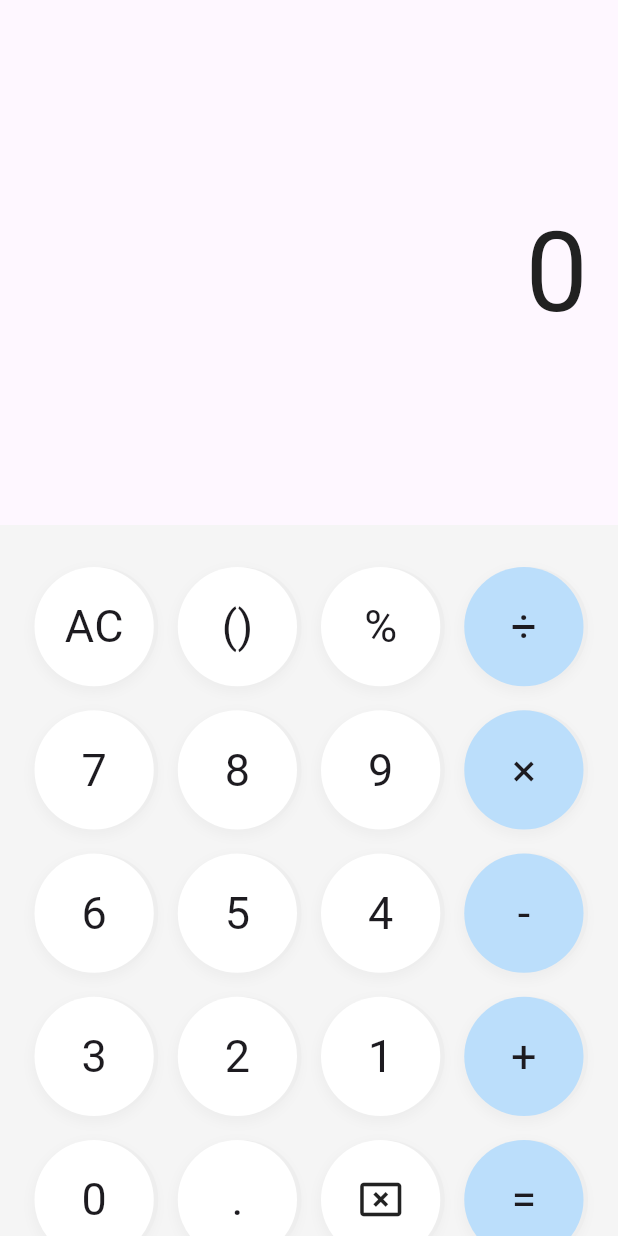
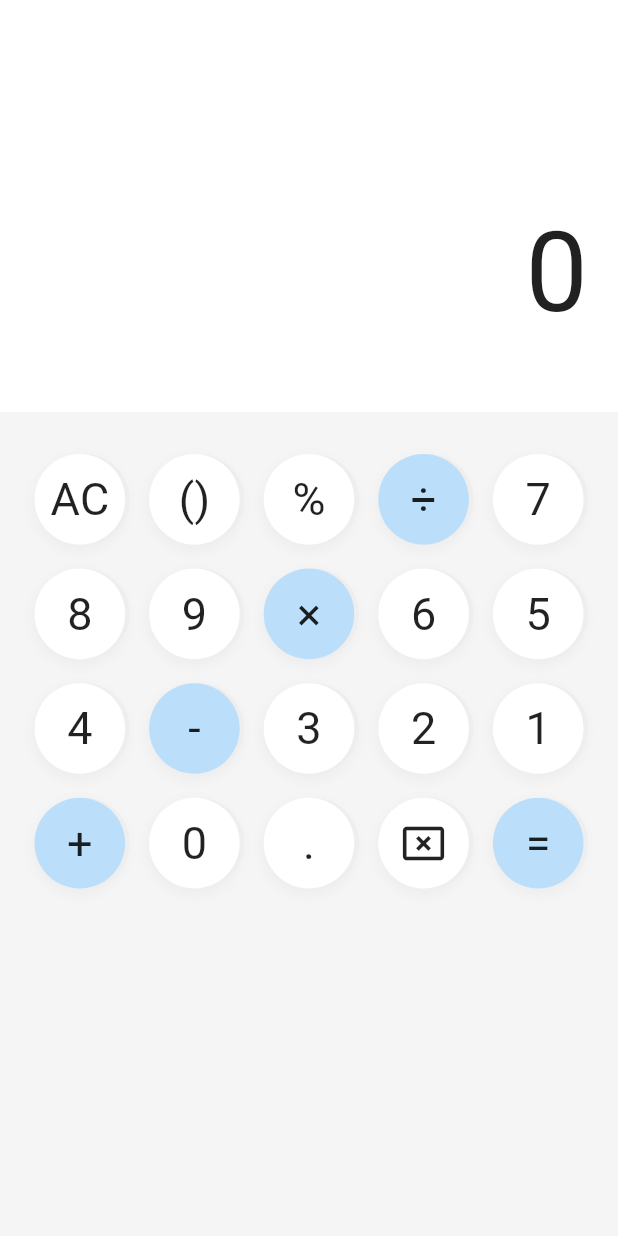
Before and after one commit to alphazero-wd/flutter-calculator, a Flutter app: the screen it shows after launch, on a phone screen of 412 x 824 dp. Run offline on Flutter 3.47's test engine with Material 3 defaults, Android fonts, the phone set to English and light mode, and no system bars.

Commit message:
test: buttons tested

```diff
--- a/lib/main.dart
+++ b/lib/main.dart
@@ -100,8 +100,10 @@ class _AppState extends State<App> {
       home: Scaffold(
         body: Column(
           children: [
-            SizedBox(
-              height: 350,
+            Expanded(
+              flex: 1,
+              child: Container(
+                color: Colors.white,
                 child: Padding(
                   padding: const EdgeInsets.only(
                     top: 60,
@@ -115,7 +117,14 @@ class _AppState extends State<App> {
                   ),
                 ),
               ),
-            Buttons(onButtonTap: _onButtonTap)
+            ),
+            Expanded(
+              flex: 2,
+              child: Container(
+                color: Colors.grey[100],
+                child: Buttons(onButtonTap: _onButtonTap),
+              ),
+            )
           ],
         ),
       ),
--- a/lib/widgets/button.dart
+++ b/lib/widgets/button.dart
@@ -8,8 +8,7 @@ class Button extends StatelessWidget {
 
   @override
   Widget build(BuildContext context) {
-    return GridTile(
-      child: GestureDetector(
+    return GestureDetector(
       onTap: () => onButtonTap(token),
       child: Container(
         width: 80,
@@ -42,10 +41,7 @@ class Button extends StatelessWidget {
                 )
               : Text(
                   token,
-                    style: const TextStyle(
-                      fontSize: 30,
-                    ),
-                  ),
+                  style: const TextStyle(fontSize: 30, color: Colors.black87),
                 ),
         ),
       ),
--- a/lib/widgets/buttons.dart
+++ b/lib/widgets/buttons.dart
@@ -9,19 +9,16 @@ class Buttons extends StatelessWidget {
 
   @override
   Widget build(BuildContext context) {
-    return Expanded(
-      child: Container(
-        color: Colors.grey[100],
-        child: GridView.builder(
-          padding: const EdgeInsets.symmetric(horizontal: 15, vertical: 20),
-          itemCount: tokens.length,
-          itemBuilder: (context, index) {
-            return Button(token: tokens[index], onButtonTap: onButtonTap);
-          },
-          gridDelegate: const SliverGridDelegateWithFixedCrossAxisCount(
-            crossAxisCount: 4,
-          ),
-        ),
+    return GridView.builder(
+      padding: const EdgeInsets.symmetric(horizontal: 15, vertical: 20),
+      itemCount: tokens.length,
+      itemBuilder: (context, index) {
+        return GridTile(
+          child: Button(token: tokens[index], onButtonTap: onButtonTap),
+        );
+      },
+      gridDelegate: const SliverGridDelegateWithFixedCrossAxisCount(
+        crossAxisCount: 5,
       ),
     );
   }
```
Also changed, not shown: 2 other files. Lines whose indentation alone changed are shown as unchanged.
